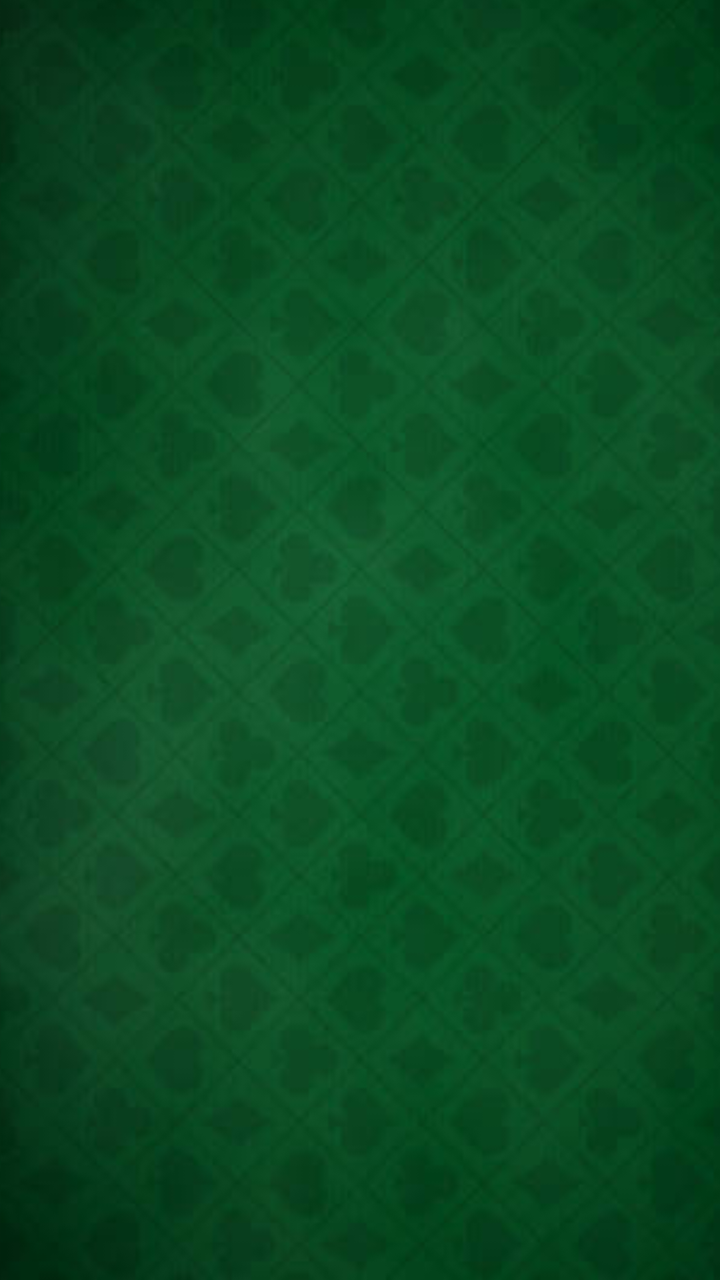
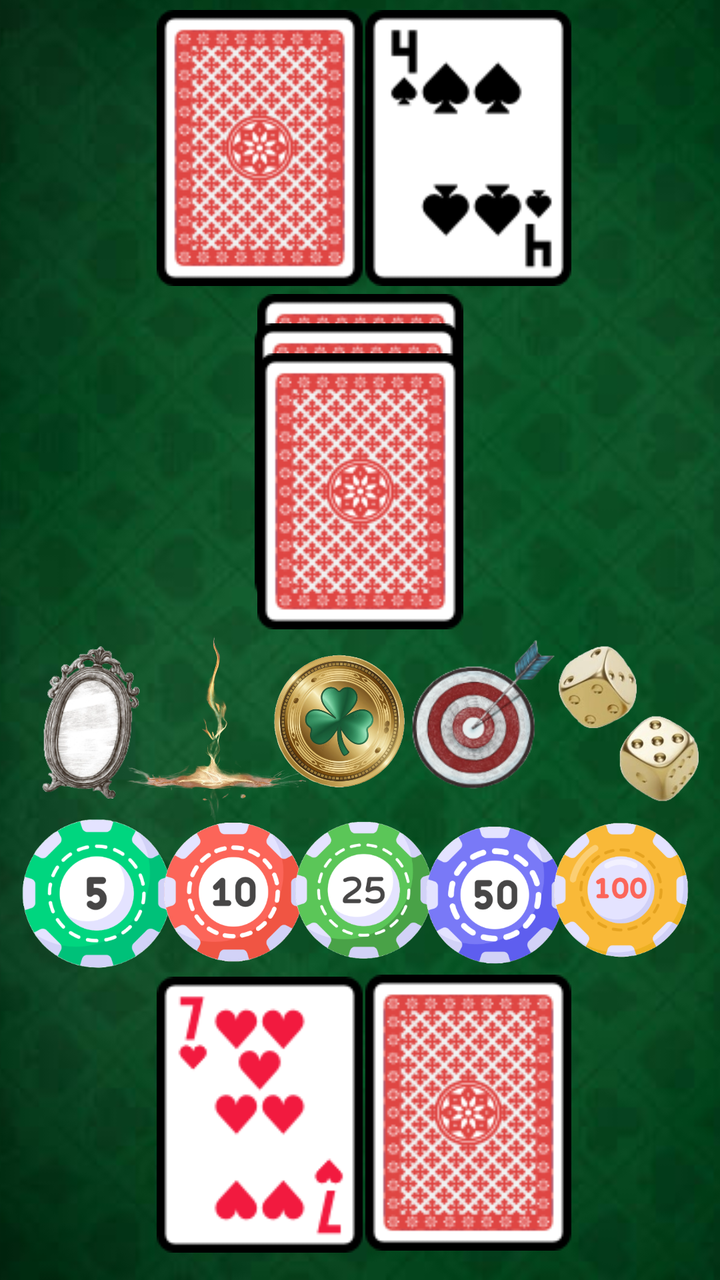

Before-and-after screenshots of an Android layout around one commit, followed by the original layout XML and the change that was made.
<!-- AndroidManifest.xml: application theme Theme._21Turbo -->
<!-- res/layout/play_screen.xml -->
<?xml version="1.0" encoding="utf-8"?>
<androidx.constraintlayout.widget.ConstraintLayout xmlns:android="http://schemas.android.com/apk/res/android"
    xmlns:app="http://schemas.android.com/apk/res-auto"
    xmlns:tools="http://schemas.android.com/tools"
    android:layout_width="match_parent"
    android:layout_height="match_parent">

    <ImageView
        android:id="@+id/imageView2"
        android:layout_width="430dp"
        android:layout_height="741dp"
        app:layout_constraintBottom_toBottomOf="parent"
        app:layout_constraintEnd_toEndOf="parent"
        app:layout_constraintStart_toStartOf="parent"
        app:layout_constraintTop_toTopOf="parent"
        app:layout_constraintVertical_bias="0.552"
        app:srcCompat="@drawable/table_background" />

</androidx.constraintlayout.widget.ConstraintLayout>
<!-- resources referenced by this layout -->
<resources>
  <!-- drawable table_background: png bitmap (drawable, 149849 bytes) -->
  <style name="Theme._21Turbo" parent="Base.Theme._21Turbo" />
  <style name="Base.Theme._21Turbo" parent="Theme.Material3.DayNight.NoActionBar">
          
          
      </style>
</resources>

<!-- the commit's change to res/layout/play_screen.xml (unified diff, before → after) -->
@@ -16,4 +16,206 @@
         app:layout_constraintVertical_bias="0.552"
         app:srcCompat="@drawable/table_background" />
 
+    <ImageView
+        android:id="@+id/imageView3"
+        android:layout_width="wrap_content"
+        android:layout_height="wrap_content"
+        app:layout_constraintBottom_toBottomOf="parent"
+        app:layout_constraintEnd_toEndOf="parent"
+        app:layout_constraintHorizontal_bias="0.305"
+        app:layout_constraintStart_toStartOf="parent"
+        app:layout_constraintTop_toTopOf="parent"
+        app:layout_constraintVertical_bias="0.01"
+        app:srcCompat="@drawable/back_of_card" />
+
+    <ImageView
+        android:id="@+id/imageView4"
+        android:layout_width="wrap_content"
+        android:layout_height="wrap_content"
+        app:layout_constraintBottom_toBottomOf="parent"
+        app:layout_constraintEnd_toEndOf="parent"
+        app:layout_constraintHorizontal_bias="0.711"
+        app:layout_constraintStart_toStartOf="parent"
+        app:layout_constraintTop_toTopOf="parent"
+        app:layout_constraintVertical_bias="0.971"
+        app:srcCompat="@drawable/back_of_card" />
+
+    <ImageView
+        android:id="@+id/imageView5"
+        android:layout_width="wrap_content"
+        android:layout_height="wrap_content"
+        app:layout_constraintBottom_toBottomOf="parent"
+        app:layout_constraintEnd_toEndOf="parent"
+        app:layout_constraintStart_toStartOf="parent"
+        app:layout_constraintTop_toTopOf="parent"
+        app:layout_constraintVertical_bias="0.293"
+        app:srcCompat="@drawable/back_of_card" />
+
+    <ImageView
+        android:id="@+id/imageView6"
+        android:layout_width="wrap_content"
+        android:layout_height="wrap_content"
+        app:layout_constraintBottom_toBottomOf="parent"
+        app:layout_constraintEnd_toEndOf="parent"
+        app:layout_constraintHorizontal_bias="0.496"
+        app:layout_constraintStart_toStartOf="parent"
+        app:layout_constraintTop_toTopOf="parent"
+        app:layout_constraintVertical_bias="0.322"
+        app:srcCompat="@drawable/back_of_card" />
+
+    <ImageView
+        android:id="@+id/imageView7"
+        android:layout_width="wrap_content"
+        android:layout_height="wrap_content"
+        app:layout_constraintBottom_toBottomOf="parent"
+        app:layout_constraintEnd_toEndOf="parent"
+        app:layout_constraintStart_toStartOf="parent"
+        app:layout_constraintTop_toTopOf="parent"
+        app:layout_constraintVertical_bias="0.352"
+        app:srcCompat="@drawable/back_of_card" />
+
+    <ImageView
+        android:id="@+id/imageView8"
+        android:layout_width="98dp"
+        android:layout_height="95dp"
+        app:layout_constraintBottom_toBottomOf="parent"
+        app:layout_constraintEnd_toEndOf="parent"
+        app:layout_constraintHorizontal_bias="0.0"
+        app:layout_constraintStart_toStartOf="parent"
+        app:layout_constraintTop_toTopOf="parent"
+        app:layout_constraintVertical_bias="0.731"
+        app:srcCompat="@drawable/chip5" />
+
+    <ImageView
+        android:id="@+id/imageView9"
+        android:layout_width="102dp"
+        android:layout_height="96dp"
+        app:layout_constraintBottom_toBottomOf="parent"
+        app:layout_constraintEnd_toEndOf="parent"
+        app:layout_constraintHorizontal_bias="0.252"
+        app:layout_constraintStart_toStartOf="parent"
+        app:layout_constraintTop_toTopOf="parent"
+        app:layout_constraintVertical_bias="0.733"
+        app:srcCompat="@drawable/chip10" />
+
+    <ImageView
+        android:id="@+id/imageView10"
+        android:layout_width="108dp"
+        android:layout_height="91dp"
+        app:layout_constraintBottom_toBottomOf="parent"
+        app:layout_constraintEnd_toEndOf="parent"
+        app:layout_constraintHorizontal_bias="0.501"
+        app:layout_constraintStart_toStartOf="parent"
+        app:layout_constraintTop_toTopOf="parent"
+        app:layout_constraintVertical_bias="0.732"
+        app:srcCompat="@drawable/chip25" />
+
+    <ImageView
+        android:id="@+id/imageView11"
+        android:layout_width="90dp"
+        android:layout_height="91dp"
+        app:layout_constraintBottom_toBottomOf="parent"
+        app:layout_constraintEnd_toEndOf="parent"
+        app:layout_constraintHorizontal_bias="0.753"
+        app:layout_constraintStart_toStartOf="parent"
+        app:layout_constraintTop_toTopOf="parent"
+        app:layout_constraintVertical_bias="0.734"
+        app:srcCompat="@drawable/chip50" />
+
+    <ImageView
+        android:id="@+id/imageView12"
+        android:layout_width="102dp"
+        android:layout_height="110dp"
+        app:layout_constraintBottom_toBottomOf="parent"
+        app:layout_constraintEnd_toEndOf="parent"
+        app:layout_constraintHorizontal_bias="1.0"
+        app:layout_constraintStart_toStartOf="@+id/imageView2"
+        app:layout_constraintTop_toTopOf="parent"
+        app:layout_constraintVertical_bias="0.739"
+        app:srcCompat="@drawable/chip100" />
+
+    <ImageView
+        android:id="@+id/imageView13"
+        android:layout_width="wrap_content"
+        android:layout_height="wrap_content"
+        app:layout_constraintBottom_toBottomOf="parent"
+        app:layout_constraintEnd_toEndOf="parent"
+        app:layout_constraintHorizontal_bias="0.305"
+        app:layout_constraintStart_toStartOf="parent"
+        app:layout_constraintTop_toTopOf="parent"
+        app:layout_constraintVertical_bias="0.973"
+        app:srcCompat="@drawable/hearts7" />
+
+    <ImageView
+        android:id="@+id/imageView14"
+        android:layout_width="wrap_content"
+        android:layout_height="wrap_content"
+        app:layout_constraintBottom_toBottomOf="parent"
+        app:layout_constraintEnd_toEndOf="parent"
+        app:layout_constraintHorizontal_bias="0.711"
+        app:layout_constraintStart_toStartOf="parent"
+        app:layout_constraintTop_toTopOf="parent"
+        app:layout_constraintVertical_bias="0.01"
+        app:srcCompat="@drawable/spades4" />
+
+    <ImageView
+        android:id="@+id/imageView15"
+        android:layout_width="128dp"
+        android:layout_height="165dp"
+        app:layout_constraintBottom_toBottomOf="parent"
+        app:layout_constraintEnd_toEndOf="parent"
+        app:layout_constraintHorizontal_bias="0.183"
+        app:layout_constraintStart_toStartOf="parent"
+        app:layout_constraintTop_toTopOf="parent"
+        app:layout_constraintVertical_bias="0.581"
+        app:srcCompat="@drawable/powerup_switchstrike" />
+
+    <ImageView
+        android:id="@+id/imageView16"
+        android:layout_width="64dp"
+        android:layout_height="78dp"
+        app:layout_constraintBottom_toBottomOf="parent"
+        app:layout_constraintEnd_toEndOf="parent"
+        app:layout_constraintHorizontal_bias="0.046"
+        app:layout_constraintStart_toStartOf="parent"
+        app:layout_constraintTop_toTopOf="parent"
+        app:layout_constraintVertical_bias="0.572"
+        app:srcCompat="@drawable/powerup_split" />
+
+    <ImageView
+        android:id="@+id/imageView17"
+        android:layout_width="98dp"
+        android:layout_height="92dp"
+        app:layout_constraintBottom_toBottomOf="parent"
+        app:layout_constraintEnd_toEndOf="parent"
+        app:layout_constraintHorizontal_bias="0.46"
+        app:layout_constraintStart_toStartOf="parent"
+        app:layout_constraintTop_toTopOf="parent"
+        app:layout_constraintVertical_bias="0.574"
+        app:srcCompat="@drawable/powerup_luckyboost" />
+
+    <ImageView
+        android:id="@+id/imageView18"
+        android:layout_width="91dp"
+        android:layout_height="85dp"
+        app:layout_constraintBottom_toBottomOf="parent"
+        app:layout_constraintEnd_toEndOf="parent"
+        app:layout_constraintHorizontal_bias="0.721"
+        app:layout_constraintStart_toStartOf="parent"
+        app:layout_constraintTop_toTopOf="parent"
+        app:layout_constraintVertical_bias="0.568"
+        app:srcCompat="@drawable/powerup_bullseye" />
+
+    <ImageView
+        android:id="@+id/imageView19"
+        android:layout_width="86dp"
+        android:layout_height="103dp"
+        app:layout_constraintBottom_toBottomOf="parent"
+        app:layout_constraintEnd_toEndOf="parent"
+        app:layout_constraintHorizontal_bias="0.99"
+        app:layout_constraintStart_toStartOf="parent"
+        app:layout_constraintTop_toTopOf="parent"
+        app:layout_constraintVertical_bias="0.578"
+        app:srcCompat="@drawable/powerup_doubledown" />
+
 </androidx.constraintlayout.widget.ConstraintLayout>
<!-- resource entries referenced after the edit -->
@@ -1,5 +1,18 @@
 <!-- resources referenced by this layout -->
 <resources>
+  <!-- drawable back_of_card: png bitmap (drawable, 24606 bytes) -->
+  <!-- drawable chip10: png bitmap (drawable, 42084 bytes) -->
+  <!-- drawable chip100: png bitmap (drawable, 44245 bytes) -->
+  <!-- drawable chip25: png bitmap (drawable, 45548 bytes) -->
+  <!-- drawable chip5: png bitmap (drawable, 42289 bytes) -->
+  <!-- drawable chip50: png bitmap (drawable, 39470 bytes) -->
+  <!-- drawable hearts7: png bitmap (drawable, 5265 bytes) -->
+  <!-- drawable powerup_bullseye: png bitmap (drawable, 32155 bytes) -->
+  <!-- drawable powerup_doubledown: png bitmap (drawable, 45422 bytes) -->
+  <!-- drawable powerup_luckyboost: png bitmap (drawable, 328577 bytes) -->
+  <!-- drawable powerup_split: png bitmap (drawable, 49918 bytes) -->
+  <!-- drawable powerup_switchstrike: png bitmap (drawable, 209419 bytes) -->
+  <!-- drawable spades4: png bitmap (drawable, 3785 bytes) -->
   <!-- drawable table_background: png bitmap (drawable, 149849 bytes) -->
   <style name="Theme._21Turbo" parent="Base.Theme._21Turbo" />
   <style name="Base.Theme._21Turbo" parent="Theme.Material3.DayNight.NoActionBar">
